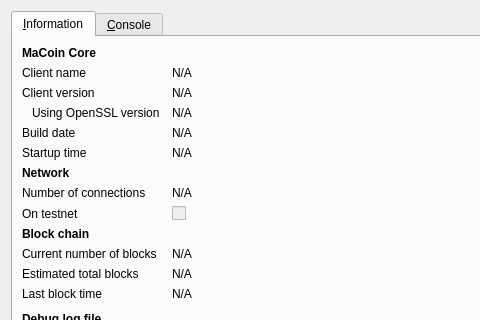
Above: src/qt/forms/rpcconsole.ui from niniwzw/macoin before the change; both pictures show x 0 to 480 and y 0 to 320 of the 740 by 450 pixel window. Below: the same form after it.
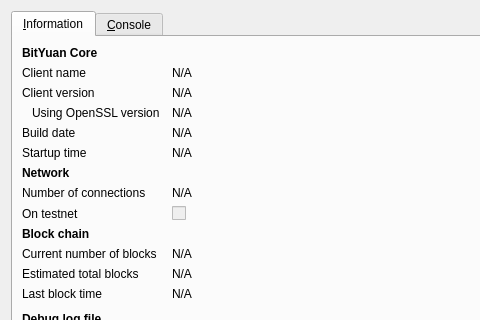
That is the form after the change. Icons and pictures are not drawn.

The edit to the form file:
```diff
--- a/src/qt/forms/rpcconsole.ui
+++ b/src/qt/forms/rpcconsole.ui
@@ -36,7 +36,7 @@
           </font>
          </property>
          <property name="text">
-          <string>MaCoin Core</string>
+          <string>BitYuan Core</string>
          </property>
         </widget>
        </item>
```
Left out of the diff: 6 changed lines with no effect on the pictures.
